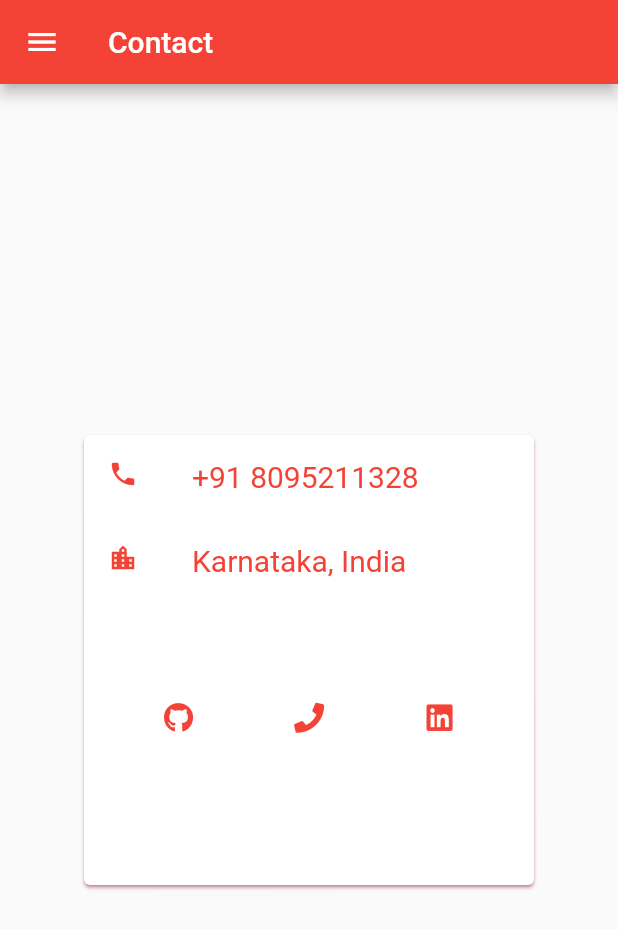
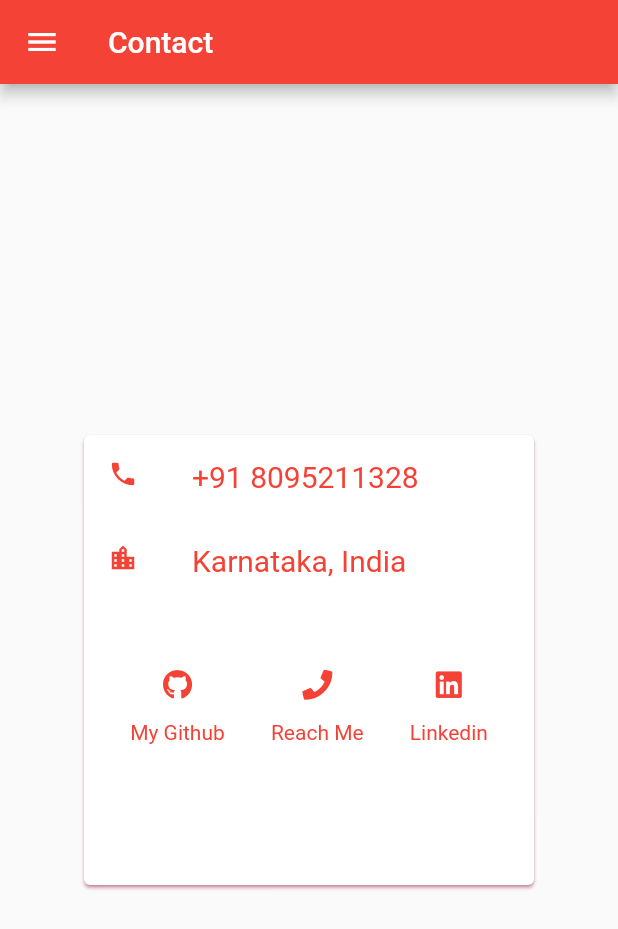
Before and after one commit to chetu-ko/Flutter-First-app, a Flutter app: the ContactScreen screen opened by its route, on a phone screen of 412 x 824 dp. Shown: the top 929 px of the screen. Run offline on Flutter 3.47's test engine with Material 2 defaults, Android fonts, the phone set to English and light mode, and no system bars; our stand-ins replace bloc, cloud_firestore, equatable, firebase_core, firebase_storage, flutter_bloc and 2 more; accounts and stored records are empty; network calls fail.

Commit message:
updated contact and about UI

```diff
--- a/lib/Screen/ContactScreen.dart
+++ b/lib/Screen/ContactScreen.dart
@@ -40,16 +40,21 @@ class ContactScreen extends StatelessWidget {
                       style: TextStyle(fontSize: 20, color: Colors.red),
                     ),
                   ),
+                  SizedBox(
+                    height: 30,
+                  ),
                   Container(
                     height: 100,
                     alignment: Alignment.bottomCenter,
                     child: Row(
                       mainAxisAlignment: MainAxisAlignment.spaceEvenly,
                       children: <Widget>[
+                        Column(
+                          children: [
                             IconButton(
                               onPressed: () {
-                            Urllauncher()
-                                .launchInBrowser("https://github.com/chetu-ko");
+                                Urllauncher().launchInBrowser(
+                                    "https://github.com/chetu-ko");
                               },
                               icon: FaIcon(
                                 FontAwesomeIcons.github,
@@ -57,6 +62,16 @@ class ContactScreen extends StatelessWidget {
                                 color: Colors.red,
                               ),
                             ),
+                            Text(
+                              "My Github",
+                              style: TextStyle(
+                                color: Colors.red,
+                              ),
+                            ),
+                          ],
+                        ),
+                        Column(
+                          children: [
                             IconButton(
                               onPressed: () {
                                 Urllauncher().makePhoneCall("8095211328");
@@ -64,6 +79,16 @@ class ContactScreen extends StatelessWidget {
                               icon: FaIcon(FontAwesomeIcons.phone,
                                   size: 20, color: Colors.red),
                             ),
+                            Text(
+                              "Reach Me",
+                              style: TextStyle(
+                                color: Colors.red,
+                              ),
+                            ),
+                          ],
+                        ),
+                        Column(
+                          children: [
                             IconButton(
                               onPressed: () {
                                 Urllauncher().launchInBrowser(
@@ -71,6 +96,14 @@ class ContactScreen extends StatelessWidget {
                               },
                               icon: FaIcon(FontAwesomeIcons.linkedin,
                                   size: 20, color: Colors.red),
+                            ),
+                            Text(
+                              "Linkedin",
+                              style: TextStyle(
+                                color: Colors.red,
+                              ),
+                            ),
+                          ],
                         ),
                       ],
                     ),
```
Also changed, not shown: lib/Screen/AboutScreen.dart (+14 -9 lines). Lines whose indentation alone changed are shown as unchanged.
